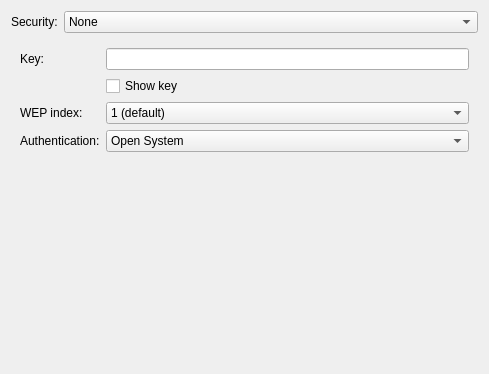
KDE/plasma-nm, file lib/editor/ui/wifisecurity.ui: the form before one commit.
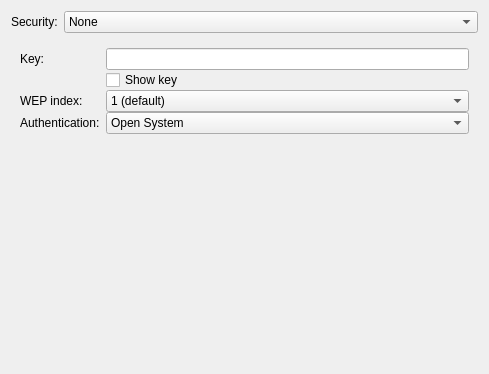
The form after the commit. The open tabs and pages were chosen to show the change. Custom widgets are drawn as their Qt base class.

Commit message:
Add verticalSpacing property to QFormLayouts
This makes them not crash on instantiation, otherwise hitting an ASSERT
deep in Qt. (Which should be fixed, nevertheless.)

Patch:
```diff
--- a/lib/editor/ui/wifisecurity.ui
+++ b/lib/editor/ui/wifisecurity.ui
@@ -78,6 +78,9 @@
      <widget class="QWidget" name="securityNone"/>
      <widget class="QWidget" name="securityWep">
       <layout class="QFormLayout" name="formLayout">
+       <property name="verticalSpacing">
+         <number>0</number>
+       </property>
        <item row="0" column="0">
         <widget class="QLabel" name="label_2">
          <property name="text">
```
Left out of the diff: 6 changed lines with no effect on the pictures. The commit also changes 12 other files.
